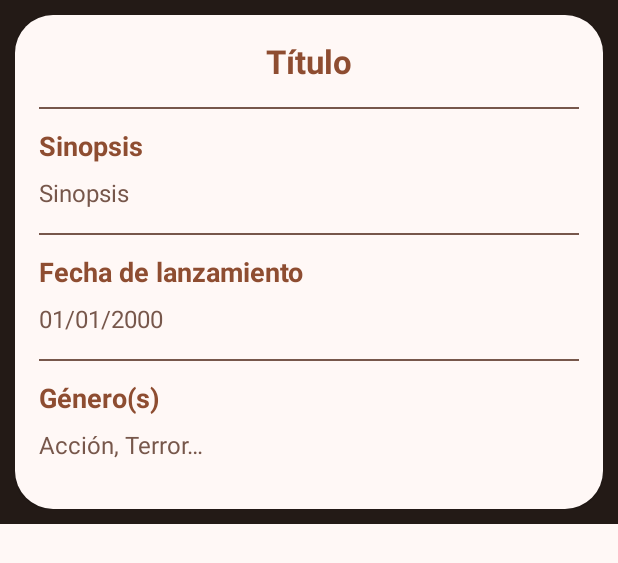
After one commit to josePinillaRos/Filmatcher, an Android app: the layout dialog.xml on its own in the app's theme, with its tools: preview values and no code run, on a phone screen of 412 x 824 dp. The commit adds this screen. Shown: the top 563 px of the screen. Run offline under Robolectric (Android 15) with nearby library versions, the phone set to English and light mode, and no system bars.

Commit message:
Reemplazado dialogs por material y cambiada informacion de peliculas en material

```diff
--- a/Filmatcher_v2/app/src/main/java/com/josepinilla/proyectofinal/filmatcher/adapters/MovieAdapter.kt
+++ b/Filmatcher_v2/app/src/main/java/com/josepinilla/proyectofinal/filmatcher/adapters/MovieAdapter.kt
@@ -42,7 +42,8 @@ class MovieAdapter(
     override fun onBindViewHolder(holder: MovieViewHolder, position: Int) {
         val movie = movies[position]
         val context = holder.itemView.context
-        val imageUrl = context.getString(R.string.base_image_url, movie.posterPath ?: "")
+        val imageUrl = "https://image.tmdb.org/t/p/w500${movie.posterPath}"
+
 
         // Asignamos los valores
         holder.tvTitle.text = movie.title ?: R.string.txt_no_title.toString()
@@ -53,7 +54,6 @@ class MovieAdapter(
         // Cargar la imagen con Glide
         Glide.with(holder.itemView.context)
             .load(imageUrl)
-            .placeholder(R.drawable.notfound) // Imagen por defecto si no carga
             .error(R.drawable.notfound) // Imagen en caso de error
             .into(holder.ivImage)
 
--- /dev/null
+++ b/Filmatcher_v2/app/src/main/res/drawable/dialog_background.xml
@@ -0,0 +1,5 @@
+<?xml version="1.0" encoding="utf-8"?>
+<shape xmlns:android="http://schemas.android.com/apk/res/android" android:shape="rectangle">
+    <corners android:radius="25dp" />
+    <solid android:color="@color/md_theme_background" />
+</shape>
--- /dev/null
+++ b/Filmatcher_v2/app/src/main/res/layout/dialog.xml
@@ -0,0 +1,113 @@
+<?xml version="1.0" encoding="utf-8"?>
+<ScrollView xmlns:android="http://schemas.android.com/apk/res/android"
+    android:layout_width="match_parent"
+    android:layout_height="wrap_content"
+    android:padding="10dp"
+    android:background="@color/md_theme_onBackground">
+
+    <LinearLayout
+        android:layout_width="match_parent"
+        android:layout_height="wrap_content"
+        android:orientation="vertical"
+        android:background="@drawable/dialog_background"
+        android:padding="16dp"
+        android:elevation="1dp">
+
+        <!-- Movie Title -->
+        <TextView
+            android:id="@+id/tv_movie_title"
+            android:layout_width="match_parent"
+            android:layout_height="wrap_content"
+            android:textStyle="bold"
+            android:textSize="22sp"
+            android:textColor="@color/md_theme_primary"
+            android:gravity="center"
+            android:layout_marginBottom="16dp"
+            android:text="@string/txt_title" />
+
+        <!-- Divider -->
+        <View
+            android:layout_width="match_parent"
+            android:layout_height="1dp"
+            android:background="@color/md_theme_secondary"
+            android:layout_marginBottom="12dp" />
+
+        <!-- Overview Section -->
+        <TextView
+            android:id="@+id/tv_overview_title"
+            android:layout_width="match_parent"
+            android:layout_height="wrap_content"
+            android:textStyle="bold"
+            android:textSize="18sp"
+            android:textColor="@color/md_theme_primary"
+            android:layout_marginBottom="8dp"
+            android:text="@string/txt_overview" />
+
+        <TextView
+            android:id="@+id/tv_overview_info"
+            android:layout_width="match_parent"
+            android:layout_height="wrap_content"
+            android:textSize="16sp"
+            android:lineSpacingExtra="4dp"
+            android:textColor="@color/md_theme_secondary"
+            android:layout_marginBottom="16dp"
+            android:text="@string/txt_overview" />
+
+        <!-- Divider -->
+        <View
+            android:layout_width="match_parent"
+            android:layout_height="1dp"
+            android:background="@color/md_theme_secondary"
+            android:layout_marginBottom="12dp" />
+
+        <!-- Release Date Section -->
+        <TextView
+            android:id="@+id/tv_release_date_title"
+            android:layout_width="match_parent"
+            android:layout_height="wrap_content"
+            android:textStyle="bold"
+            android:textSize="18sp"
+            android:textColor="@color/md_theme_primary"
+            android:layout_marginBottom="8dp"
+            android:text="@string/txt_realese_date_title" />
+
+        <TextView
+            android:id="@+id/tv_release_date_info"
+            android:layout_width="match_parent"
+            android:layout_height="wrap_content"
+            android:textSize="16sp"
+            android:lineSpacingExtra="4dp"
+            android:textColor="@color/md_theme_secondary"
+            android:layout_marginBottom="16dp"
+            android:text="@string/txt_release_date" />
+
+        <!-- Divider -->
+        <View
+            android:layout_width="match_parent"
+            android:layout_height="1dp"
+            android:background="@color/md_theme_secondary"
+            android:layout_marginBottom="12dp" />
+
+        <!-- Genres Section -->
+        <TextView
+            android:id="@+id/tv_genre_title"
+            android:layout_width="match_parent"
+            android:layout_height="wrap_content"
+            android:textStyle="bold"
+            android:textSize="18sp"
+            android:textColor="@color/md_theme_primary"
+            android:layout_marginBottom="8dp"
+            android:text="@string/txt_genre_title" />
+
+        <TextView
+            android:id="@+id/tv_genre_info"
+            android:layout_width="match_parent"
+            android:layout_height="wrap_content"
+            android:textSize="16sp"
+            android:lineSpacingExtra="4dp"
+            android:textColor="@color/md_theme_secondary"
+            android:layout_marginBottom="16dp"
+            android:text="@string/txt_genre_description" />
+
+    </LinearLayout>
+</ScrollView>
--- a/Filmatcher_v2/app/src/main/res/values/strings.xml
+++ b/Filmatcher_v2/app/src/main/res/values/strings.xml
@@ -69,4 +69,10 @@
     <string name="txt_logout">Cerrar sesión</string>
     <string name="txt_filter_by_provider">Filtrar por plataforma</string>
     <string name="txt_filter_by_genre">Filtrar por género</string>
+    <string name="txt_overview">Sinopsis</string>
+    <string name="txt_year_title">Año de lanzamiento</string>
+    <string name="txt_release_date">01/01/2000</string>
+    <string name="txt_genre_title">Género(s)</string>
+    <string name="txt_genre_description">Acción, Terror…</string>
+    <string name="txt_realese_date_title">Fecha de lanzamiento</string>
 </resources>
--- a/Filmatcher_v2/app/src/main/res/values/themes.xml
+++ b/Filmatcher_v2/app/src/main/res/values/themes.xml
@@ -50,4 +50,9 @@
         <item name="android:popupMenuStyle">@style/CustomPopupMenu</item>
 
     </style>
+    <style name="RoundedMaterialDialog" parent="ThemeOverlay.Material3.MaterialAlertDialog">
+        <item name="android:background">@drawable/dialog_background</item>
+    </style>
+
+
 </resources>
```
Also changed, not shown: Filmatcher_v2/app/src/main/java/com/josepinilla/proyectofinal/filmatcher/ui/liked/LikedFilmsActivity.kt (+41 -7 lines), Filmatcher_v2/app/src/main/java/com/josepinilla/proyectofinal/filmatcher/ui/matches/MatchesActivity.kt (+41 -6 lines), Filmatcher_v2/app/src/main/java/com/josepinilla/proyectofinal/filmatcher/ui/playmatch/PlayMatchActivity.kt (+44 -12 lines), Filmatcher_v2/app/src/main/java/com/josepinilla/proyectofinal/filmatcher/utils/Utils.kt (line endings or trailing spaces), Filmatcher_v2/app/src/main/res/drawable/fondonegro.jpg (added), 1 other file.
